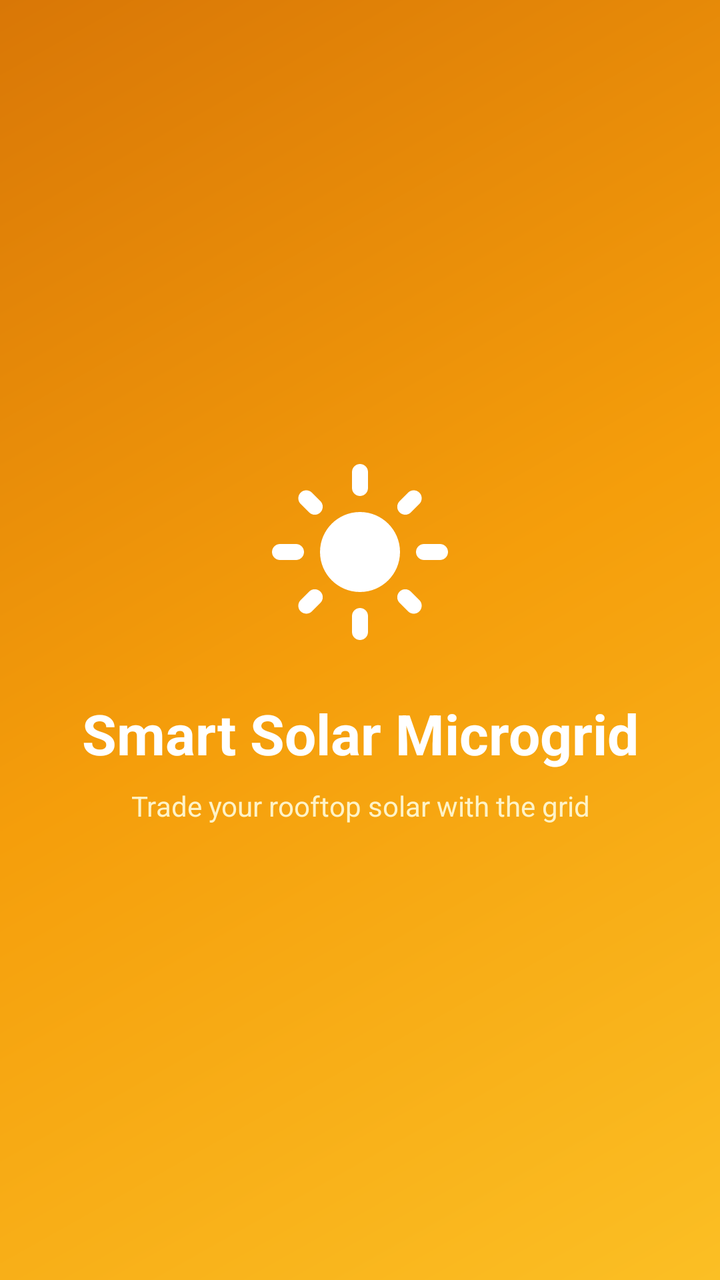
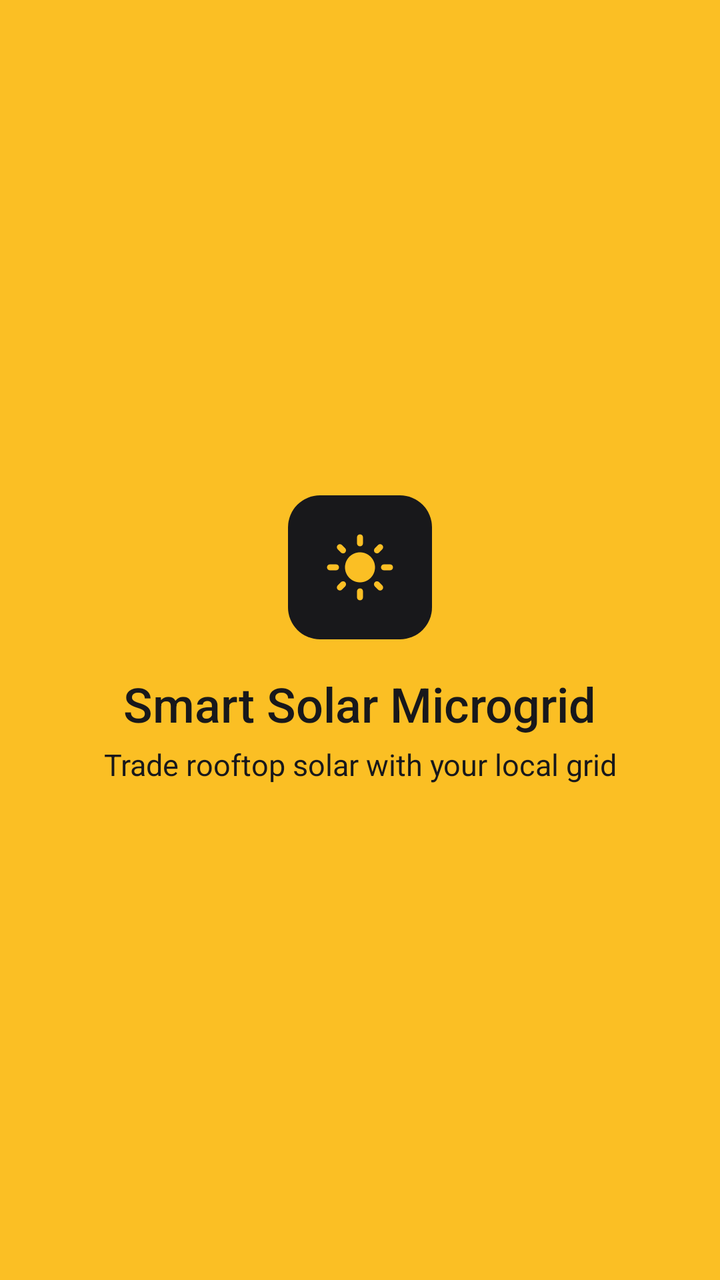

Before-and-after screenshots of an Android layout around one commit, followed by the original layout XML and the change that was made.
<!-- AndroidManifest.xml: activity theme Theme.SmartSolar.Splash -->
<!-- res/layout/activity_splash.xml -->
<?xml version="1.0" encoding="utf-8"?>
<androidx.constraintlayout.widget.ConstraintLayout
    xmlns:android="http://schemas.android.com/apk/res/android"
    xmlns:app="http://schemas.android.com/apk/res-auto"
    android:layout_width="match_parent"
    android:layout_height="match_parent"
    android:background="@drawable/bg_gradient_solar">

    
    <ImageView
        android:id="@+id/img_splash_logo"
        android:layout_width="96dp"
        android:layout_height="96dp"
        android:contentDescription="@string/cd_app_logo"
        android:src="@drawable/ic_sun"
        app:layout_constraintBottom_toTopOf="@+id/txt_splash_title"
        app:layout_constraintEnd_toEndOf="parent"
        app:layout_constraintStart_toStartOf="parent"
        app:layout_constraintTop_toTopOf="parent"
        app:layout_constraintVertical_chainStyle="packed"
        app:tint="@color/white" />

    
    <TextView
        android:id="@+id/txt_splash_title"
        android:layout_width="wrap_content"
        android:layout_height="wrap_content"
        android:layout_marginTop="@dimen/space_lg"
        android:text="@string/app_full_name"
        android:textColor="@color/white"
        android:textSize="28sp"
        android:textStyle="bold"
        app:layout_constraintBottom_toTopOf="@+id/txt_splash_tagline"
        app:layout_constraintEnd_toEndOf="parent"
        app:layout_constraintStart_toStartOf="parent"
        app:layout_constraintTop_toBottomOf="@+id/img_splash_logo" />

    
    <TextView
        android:id="@+id/txt_splash_tagline"
        android:layout_width="wrap_content"
        android:layout_height="wrap_content"
        android:layout_marginStart="@dimen/space_xl"
        android:layout_marginTop="@dimen/space_sm"
        android:layout_marginEnd="@dimen/space_xl"
        android:gravity="center"
        android:text="@string/app_tagline"
        android:textColor="@color/solar_100"
        android:textSize="14sp"
        app:layout_constraintBottom_toBottomOf="parent"
        app:layout_constraintEnd_toEndOf="parent"
        app:layout_constraintStart_toStartOf="parent"
        app:layout_constraintTop_toBottomOf="@+id/txt_splash_title" />

    
    <ProgressBar
        android:id="@+id/progress_splash"
        style="?android:attr/progressBarStyle"
        android:layout_width="wrap_content"
        android:layout_height="wrap_content"
        android:layout_marginBottom="@dimen/space_xl"
        android:indeterminate="true"
        android:indeterminateTint="@color/white"
        app:layout_constraintBottom_toBottomOf="parent"
        app:layout_constraintEnd_toEndOf="parent"
        app:layout_constraintStart_toStartOf="parent" />

</androidx.constraintlayout.widget.ConstraintLayout>
<!-- resources referenced by this layout -->
<resources>
  <dimen name="space_lg">24dp</dimen>
  <dimen name="space_sm">8dp</dimen>
  <!-- drawable bg_gradient_solar (drawable) -->
  <?xml version="1.0" encoding="utf-8"?>
  <shape xmlns:android="http://schemas.android.com/apk/res/android" android:shape="rectangle">
      <gradient
          android:startColor="@color/solar_600"
          android:centerColor="@color/solar_500"
          android:endColor="@color/solar_400"
          android:angle="315" />
  </shape>
  <string name="app_tagline">Trade your rooftop solar with the grid</string>
  <style name="Theme.SmartSolar.Splash" parent="Theme.SmartSolar">
          <item name="android:windowBackground">@color/solar_500</item>
          <item name="android:statusBarColor">@color/solar_500</item>
      </style>
  <color name="solar_600">#D97706</color>
  <color name="solar_500">#F59E0B</color>
  <color name="solar_400">#FBBF24</color>
  <style name="Theme.SmartSolar" parent="Theme.Material3.Light.NoActionBar">
          <item name="colorPrimary">@color/solar_500</item>
          <item name="colorOnPrimary">@color/white</item>
          <item name="colorPrimaryContainer">@color/solar_100</item>
          <item name="colorOnPrimaryContainer">@color/solar_800</item>
  
          <item name="colorSecondary">@color/grid_600</item>
          <item name="colorOnSecondary">@color/white</item>
          <item name="colorSecondaryContainer">@color/grid_100</item>
          <item name="colorOnSecondaryContainer">@color/grid_800</item>
  
          <item name="colorError">@color/error_red</item>
          <item name="colorSurface">@color/white</item>
          <item name="colorOnSurface">@color/slate_800</item>
          <item name="android:colorBackground">@color/slate_50</item>
  
          <item name="android:statusBarColor">@color/solar_600</item>
          <item name="android:windowLightStatusBar" tools:targetApi="23">false</item>
          <item name="android:navigationBarColor">@color/white</item>
          <item name="android:windowLightNavigationBar" tools:targetApi="27">true</item>
      </style>
  <color name="grid_600">#059669</color>
  <color name="error_red">#DC2626</color>
  <color name="slate_800">#1E293B</color>
  <color name="slate_50">#F8FAFC</color>
  <!-- unchanged entries left out for length: 9 -->
</resources>

<!-- the commit's change to res/layout/activity_splash.xml (unified diff, before → after) -->
@@ -4,63 +4,64 @@
     xmlns:app="http://schemas.android.com/apk/res-auto"
     android:layout_width="match_parent"
     android:layout_height="match_parent"
-    android:background="@drawable/bg_gradient_solar">
+    android:background="@color/accent">
 
     
-    <ImageView
-        android:id="@+id/img_splash_logo"
-        android:layout_width="96dp"
-        android:layout_height="96dp"
-        android:contentDescription="@string/cd_app_logo"
-        android:src="@drawable/ic_sun"
-        app:layout_constraintBottom_toTopOf="@+id/txt_splash_title"
-        app:layout_constraintEnd_toEndOf="parent"
-        app:layout_constraintStart_toStartOf="parent"
-        app:layout_constraintTop_toTopOf="parent"
-        app:layout_constraintVertical_chainStyle="packed"
-        app:tint="@color/white" />
-
-    
-    <TextView
-        android:id="@+id/txt_splash_title"
+    <LinearLayout
         android:layout_width="wrap_content"
         android:layout_height="wrap_content"
-        android:layout_marginTop="@dimen/space_lg"
-        android:text="@string/app_full_name"
-        android:textColor="@color/white"
-        android:textSize="28sp"
-        android:textStyle="bold"
-        app:layout_constraintBottom_toTopOf="@+id/txt_splash_tagline"
-        app:layout_constraintEnd_toEndOf="parent"
-        app:layout_constraintStart_toStartOf="parent"
-        app:layout_constraintTop_toBottomOf="@+id/img_splash_logo" />
-
-    
-    <TextView
-        android:id="@+id/txt_splash_tagline"
-        android:layout_width="wrap_content"
-        android:layout_height="wrap_content"
-        android:layout_marginStart="@dimen/space_xl"
-        android:layout_marginTop="@dimen/space_sm"
-        android:layout_marginEnd="@dimen/space_xl"
-        android:gravity="center"
-        android:text="@string/app_tagline"
-        android:textColor="@color/solar_100"
-        android:textSize="14sp"
+        android:gravity="center_horizontal"
+        android:orientation="vertical"
         app:layout_constraintBottom_toBottomOf="parent"
         app:layout_constraintEnd_toEndOf="parent"
         app:layout_constraintStart_toStartOf="parent"
-        app:layout_constraintTop_toBottomOf="@+id/txt_splash_title" />
+        app:layout_constraintTop_toTopOf="parent">
+
+        <ImageView
+            android:id="@+id/img_splash_logo"
+            android:layout_width="72dp"
+            android:layout_height="72dp"
+            android:background="@drawable/bg_brand_tile"
+            android:contentDescription="@string/cd_app_logo"
+            android:padding="18dp"
+            android:src="@drawable/ic_sun"
+            app:tint="@color/accent" />
+
+        
+        <TextView
+            android:id="@+id/txt_splash_title"
+            android:layout_width="wrap_content"
+            android:layout_height="wrap_content"
+            android:layout_marginTop="@dimen/space_md"
+            android:fontFamily="sans-serif-medium"
+            android:text="@string/app_full_name"
+            android:textColor="@color/accent_ink"
+            android:textSize="24sp" />
+
+        
+        <TextView
+            android:id="@+id/txt_splash_tagline"
+            android:layout_width="wrap_content"
+            android:layout_height="wrap_content"
+            android:layout_marginStart="@dimen/space_xl"
+            android:layout_marginTop="@dimen/space_xs"
+            android:layout_marginEnd="@dimen/space_xl"
+            android:gravity="center"
+            android:text="@string/app_tagline"
+            android:textColor="@color/accent_ink"
+            android:textSize="15sp" />
+
+    </LinearLayout>
 
     
     <ProgressBar
         android:id="@+id/progress_splash"
-        style="?android:attr/progressBarStyle"
-        android:layout_width="wrap_content"
-        android:layout_height="wrap_content"
+        style="?android:attr/progressBarStyleSmall"
+        android:layout_width="24dp"
+        android:layout_height="24dp"
         android:layout_marginBottom="@dimen/space_xl"
         android:indeterminate="true"
-        android:indeterminateTint="@color/white"
+        android:indeterminateTint="@color/accent_ink"
         app:layout_constraintBottom_toBottomOf="parent"
         app:layout_constraintEnd_toEndOf="parent"
         app:layout_constraintStart_toStartOf="parent" />
<!-- resource entries referenced after the edit -->
@@ -1,49 +1,89 @@
 <!-- resources referenced by this layout -->
 <resources>
-  <dimen name="space_lg">24dp</dimen>
-  <dimen name="space_sm">8dp</dimen>
-  <!-- drawable bg_gradient_solar (drawable) -->
+  <color name="accent">#FBBF24</color>
+  <color name="accent_ink">#18181B</color>
+  <dimen name="space_md">16dp</dimen>
+  <dimen name="space_xs">4dp</dimen>
+  <!-- drawable bg_brand_tile (drawable) -->
   <?xml version="1.0" encoding="utf-8"?>
   <shape xmlns:android="http://schemas.android.com/apk/res/android" android:shape="rectangle">
-      <gradient
-          android:startColor="@color/solar_600"
-          android:centerColor="@color/solar_500"
-          android:endColor="@color/solar_400"
-          android:angle="315" />
+      <corners android:radius="16dp" />
+      <solid android:color="@color/slate_900" />
   </shape>
-  <string name="app_tagline">Trade your rooftop solar with the grid</string>
+  <string name="app_tagline">Trade rooftop solar with your local grid</string>
   <style name="Theme.SmartSolar.Splash" parent="Theme.SmartSolar">
-          <item name="android:windowBackground">@color/solar_500</item>
-          <item name="android:statusBarColor">@color/solar_500</item>
+          <item name="android:windowBackground">@color/accent</item>
+          <item name="android:statusBarColor">@color/accent</item>
+          <item name="android:navigationBarColor">@color/accent</item>
       </style>
-  <color name="solar_600">#D97706</color>
-  <color name="solar_500">#F59E0B</color>
-  <color name="solar_400">#FBBF24</color>
+  <color name="slate_900">#18181B</color>
   <style name="Theme.SmartSolar" parent="Theme.Material3.Light.NoActionBar">
-          <item name="colorPrimary">@color/solar_500</item>
+          
+          <item name="colorPrimary">@color/slate_900</item>
           <item name="colorOnPrimary">@color/white</item>
+          <item name="colorPrimaryInverse">@color/accent</item>
           <item name="colorPrimaryContainer">@color/solar_100</item>
           <item name="colorOnPrimaryContainer">@color/solar_800</item>
   
-          <item name="colorSecondary">@color/grid_600</item>
+          <item name="colorSecondary">@color/grid_700</item>
           <item name="colorOnSecondary">@color/white</item>
           <item name="colorSecondaryContainer">@color/grid_100</item>
           <item name="colorOnSecondaryContainer">@color/grid_800</item>
   
           <item name="colorError">@color/error_red</item>
           <item name="colorSurface">@color/white</item>
-          <item name="colorOnSurface">@color/slate_800</item>
+          <item name="colorOnSurface">@color/slate_900</item>
+          <item name="colorOnSurfaceVariant">@color/slate_600</item>
+          <item name="colorOutline">@color/slate_300</item>
+          <item name="colorOutlineVariant">@color/slate_200</item>
           <item name="android:colorBackground">@color/slate_50</item>
+          <item name="android:textColorPrimary">@color/slate_900</item>
+          <item name="android:textColorSecondary">@color/slate_600</item>
+          <item name="android:textColorHint">@color/slate_500</item>
   
-          <item name="android:statusBarColor">@color/solar_600</item>
-          <item name="android:windowLightStatusBar" tools:targetApi="23">false</item>
+          
+          <item name="shapeAppearanceSmallComponent">@style/ShapeAppearance.SmartSolar.Control</item>
+          <item name="shapeAppearanceMediumComponent">@style/ShapeAppearance.SmartSolar.Surface</item>
+  
+          <item name="materialButtonStyle">@style/Widget.SmartSolar.Button</item>
+  
+          
+          <item name="android:statusBarColor">@color/white</item>
+          <item name="android:windowLightStatusBar" tools:targetApi="23">true</item>
           <item name="android:navigationBarColor">@color/white</item>
           <item name="android:windowLightNavigationBar" tools:targetApi="27">true</item>
       </style>
-  <color name="grid_600">#059669</color>
-  <color name="error_red">#DC2626</color>
-  <color name="slate_800">#1E293B</color>
-  <color name="slate_50">#F8FAFC</color>
+  <color name="grid_700">#047857</color>
+  <color name="error_red">#B91C1C</color>
+  <color name="slate_600">#52525B</color>
+  <color name="slate_300">#D4D4D8</color>
+  <color name="slate_200">#E4E4E7</color>
+  <color name="slate_50">#FAFAFA</color>
+  <color name="slate_500">#71717A</color>
+  <style name="ShapeAppearance.SmartSolar.Control" parent="ShapeAppearance.Material3.SmallComponent">
+          <item name="cornerFamily">rounded</item>
+          <item name="cornerSize">8dp</item>
+      </style>
+  <style name="ShapeAppearance.SmartSolar.Surface" parent="ShapeAppearance.Material3.MediumComponent">
+          <item name="cornerFamily">rounded</item>
+          <item name="cornerSize">12dp</item>
+      </style>
+  <style name="Widget.SmartSolar.Button" parent="Widget.Material3.Button">
+          <item name="backgroundTint">@color/accent</item>
+          <item name="android:textColor">@color/accent_ink</item>
+          <item name="iconTint">@color/accent_ink</item>
+          <item name="rippleColor">@color/accent_pressed</item>
+          <item name="cornerRadius">8dp</item>
+          <item name="android:minHeight">48dp</item>
+          <item name="android:paddingTop">12dp</item>
+          <item name="android:paddingBottom">12dp</item>
+          <item name="android:textSize">15sp</item>
+          <item name="android:fontFamily">sans-serif-medium</item>
+          <item name="android:textStyle">normal</item>
+          <item name="android:letterSpacing">0</item>
+          <item name="android:textAllCaps">false</item>
+      </style>
+  <color name="accent_pressed">#F59E0B</color>
   <!-- unchanged entries left out for length: 9 -->
 </resources>
 
